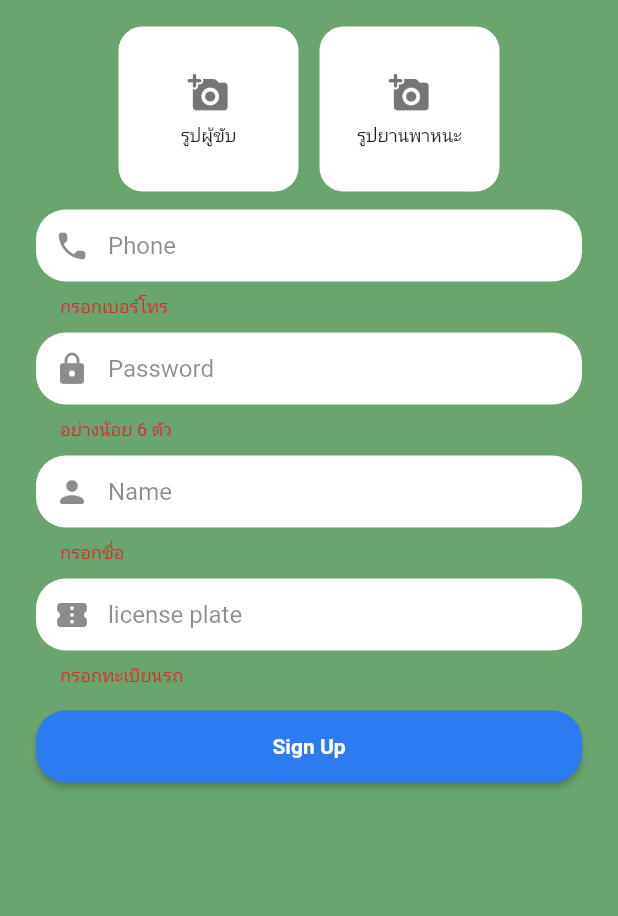
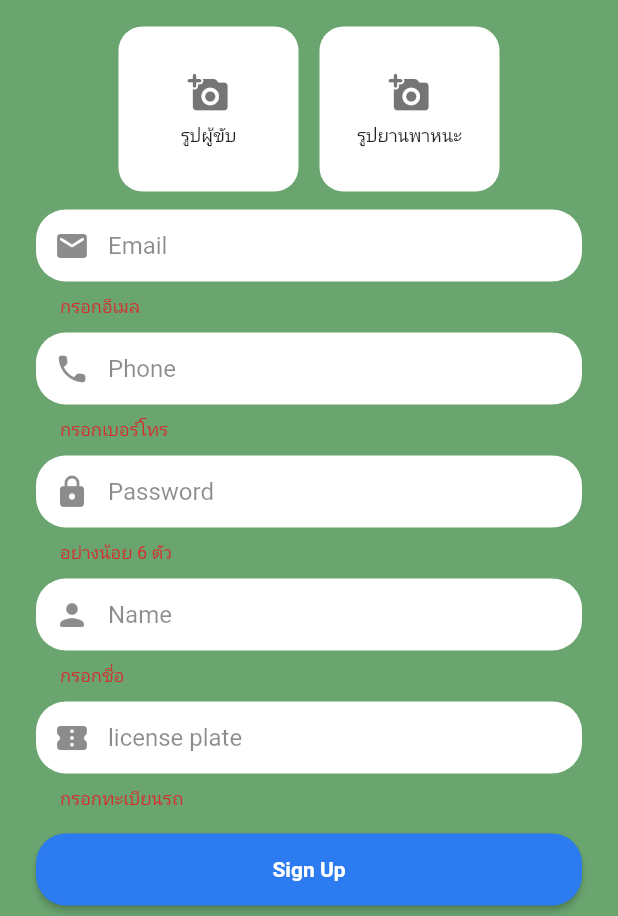
Before and after one commit to Jimme05/Project-deli, a Flutter app: the RegisterPage screen opened by its route, tab 2 chosen, after a tap on "Sign Up", on a phone screen of 412 x 824 dp, the part 320-1236 px from its top. Run offline on Flutter 3.47's test engine with Material 3 defaults, Android fonts, the phone set to English and light mode, and no system bars; our stand-ins replace cloud_firestore, firebase_auth, firebase_core, firebase_database, firebase_storage, flutter_map and 4 more; accounts and stored records are empty.

Commit message:
ฟหกฟก

```diff
--- a/delivery/lib/models/auth_request.dart
+++ b/delivery/lib/models/auth_request.dart
@@ -31,15 +31,19 @@ class RiderSignUpRequest {
   final String password;
   final String name;
   final String vehiclePlate;
-  final String? profileUrl;
-  final String? vehicleImgUrl;
+  final File? profileFile;   // ✅ ส่งไฟล์ให้ service
+  final File? vehicleFile;   // ✅ ส่งไฟล์ให้ service
+  final String? profileUrl;  // (optional) ถ้ามีอยู่แล้ว
+  final String? vehicleUrl;  // (optional)
 
   RiderSignUpRequest({
     required this.phone,
     required this.password,
     required this.name,
     required this.vehiclePlate,
+    this.profileFile,
+    this.vehicleFile,
     this.profileUrl,
-    this.vehicleImgUrl,
+    this.vehicleUrl,
   });
 }
--- a/delivery/lib/pages/register_rider_page.dart
+++ b/delivery/lib/pages/register_rider_page.dart
@@ -1,10 +1,10 @@
 import 'dart:io';
 import 'package:flutter/material.dart';
 import 'package:image_picker/image_picker.dart';
+
 import '../main.dart';
 import '../models/auth_request.dart';
-import '../services/storage_service.dart';
-import '../services/service.dart';
+import '../services/firebase_auth_service.dart'; // 👈 ใช้ FirebaseAuth + อัปโหลดใน service
 
 class RegisterRiderTab extends StatefulWidget {
   const RegisterRiderTab({super.key});
@@ -14,6 +14,8 @@ class RegisterRiderTab extends StatefulWidget {
 
 class _RegisterRiderTabState extends State<RegisterRiderTab> {
   final _form = GlobalKey<FormState>();
+
+  final _email = TextEditingController();   // 👈 ใหม่: สมัครด้วย Email/Password
   final _phone = TextEditingController();
   final _pass  = TextEditingController();
   final _name  = TextEditingController();
@@ -22,6 +24,16 @@ class _RegisterRiderTabState extends State<RegisterRiderTab> {
   final _picker = ImagePicker();
   File? _profile, _vehicle;
   bool _loading = false;
+
+  @override
+  void dispose() {
+    _email.dispose();
+    _phone.dispose();
+    _pass.dispose();
+    _name.dispose();
+    _plate.dispose();
+    super.dispose();
+  }
 
   Future<void> _pickProfile() async {
     final x = await _picker.pickImage(source: ImageSource.gallery);
@@ -37,36 +49,42 @@ class _RegisterRiderTabState extends State<RegisterRiderTab> {
     if (!_form.currentState!.validate()) return;
     setState(() => _loading = true);
 
-    String? pUrl, vUrl;
-    if (_profile != null) {
-      pUrl = await StorageService()
-          .uploadFile(_profile!, "riders/${DateTime.now().millisecondsSinceEpoch}_profile.jpg");
-    }
-    if (_vehicle != null) {
-      vUrl = await StorageService()
-          .uploadFile(_vehicle!, "riders/${DateTime.now().millisecondsSinceEpoch}_vehicle.jpg");
-    }
-
+    try {
+      // ✅ ไม่อัปโหลดรูปใน UI — ส่งไฟล์ให้ service จัดการ
       final req = RiderSignUpRequest(
         phone: _phone.text.trim(),
         password: _pass.text,
         name: _name.text.trim(),
         vehiclePlate: _plate.text.trim(),
-      profileUrl: pUrl,
-      vehicleImgUrl: vUrl,
+        profileFile: _profile,
+        vehicleFile: _vehicle,
       );
 
-    final res = await SimpleAuthService().signUpRider(req);
+      final auth = FirebaseAuthService();
+      final res = await auth.signUpRiderWithEmail(
+        email: _email.text.trim(),
+        req: req,
+      );
+
+      if (!mounted) return;
       setState(() => _loading = false);
 
-    if (!mounted) return;
       if (res.success) {
         ScaffoldMessenger.of(context).showSnackBar(
-        SnackBar(content: Text('สมัคร Rider สำเร็จ: ${res.user!.uid}')));
+          SnackBar(content: Text('สมัคร Rider สำเร็จ: ${res.user!.uid}')),
+        );
         Navigator.pop(context);
       } else {
         ScaffoldMessenger.of(context).showSnackBar(
-        SnackBar(content: Text(res.message ?? 'สมัครไม่สำเร็จ')));
+          SnackBar(content: Text(res.message ?? 'สมัครไม่สำเร็จ')),
+        );
+      }
+    } catch (e) {
+      if (!mounted) return;
+      setState(() => _loading = false);
+      ScaffoldMessenger.of(context).showSnackBar(
+        SnackBar(content: Text('เกิดข้อผิดพลาด: $e')),
+      );
     }
   }
 
@@ -83,38 +101,58 @@ class _RegisterRiderTabState extends State<RegisterRiderTab> {
             _ImageBox(label: "รูปยานพาหนะ", file: _vehicle, onTap: _pickVehicle),
           ]),
           const SizedBox(height: 12),
+
+          // Email (สำหรับ FirebaseAuth)
+          TextFormField(
+            controller: _email,
+            keyboardType: TextInputType.emailAddress,
+            decoration: const InputDecoration(
+              hintText: "Email", prefixIcon: Icon(Icons.email_rounded)),
+            validator: (v) {
+              if (v == null || v.trim().isEmpty) return 'กรอกอีเมล';
+              final ok = RegExp(r"^[\w\.\-]+@[\w\-]+\.[\w\.\-]+$").hasMatch(v.trim());
+              return ok ? null : 'รูปแบบอีเมลไม่ถูกต้อง';
+            },
+          ),
+          const SizedBox(height: 10),
+
           TextFormField(
             controller: _phone, keyboardType: TextInputType.phone,
             decoration: const InputDecoration(hintText: "Phone", prefixIcon: Icon(Icons.phone_rounded)),
             validator: (v)=> v==null||v.isEmpty ? 'กรอกเบอร์โทร' : null,
           ),
           const SizedBox(height: 10),
+
           TextFormField(
             controller: _pass, obscureText: true,
             decoration: const InputDecoration(hintText: "Password", prefixIcon: Icon(Icons.lock_rounded)),
             validator: (v)=> v==null||v.length<6 ? 'อย่างน้อย 6 ตัว' : null,
           ),
           const SizedBox(height: 10),
+
           TextFormField(
             controller: _name,
             decoration: const InputDecoration(hintText: "Name", prefixIcon: Icon(Icons.person_rounded)),
             validator: (v)=> v==null||v.isEmpty ? 'กรอกชื่อ' : null,
           ),
           const SizedBox(height: 10),
+
           TextFormField(
             controller: _plate,
             decoration: const InputDecoration(hintText: "license plate", prefixIcon: Icon(Icons.confirmation_num_rounded)),
             validator: (v)=> v==null||v.isEmpty ? 'กรอกทะเบียนรถ' : null,
           ),
           const SizedBox(height: 16),
+
           SizedBox(
             width: double.infinity, height: 48,
             child: ElevatedButton(
               style: ElevatedButton.styleFrom(
                 backgroundColor: DeliveryApp.blue, foregroundColor: Colors.white,
-                shape: RoundedRectangleBorder(borderRadius: BorderRadius.circular(20))),
+                shape: RoundedRectangleBorder(borderRadius: BorderRadius.circular(20)) ),
               onPressed: _loading ? null : _submit,
-              child: _loading ? const CircularProgressIndicator(color: Colors.white)
+              child: _loading
+                  ? const CircularProgressIndicator(color: Colors.white)
                   : const Text("Sign Up", style: TextStyle(fontWeight: FontWeight.w600)),
             ),
           ),
--- a/delivery/lib/pages/register_user_page.dart
+++ b/delivery/lib/pages/register_user_page.dart
@@ -1,10 +1,11 @@
 import 'dart:io';
 import 'package:flutter/material.dart';
 import 'package:image_picker/image_picker.dart';
+
 import '../main.dart';
 import '../models/address.dart';
 import '../models/auth_request.dart';
-import '../services/service.dart'; // หรือ simple_auth_service.dart ตามชื่อไฟล์จริง
+import '../services/firebase_auth_service.dart'; // 👈 ใช้ FirebaseAuthService ใหม่
 
 class RegisterUserTab extends StatefulWidget {
   const RegisterUserTab({super.key});
@@ -14,13 +15,26 @@ class RegisterUserTab extends StatefulWidget {
 
 class _RegisterUserTabState extends State<RegisterUserTab> {
   final _form = GlobalKey<FormState>();
+
+  final _email = TextEditingController(); // 👈 ใหม่: ใช้สมัครด้วย Email/Password
   final _phone = TextEditingController();
   final _pass  = TextEditingController();
   final _name  = TextEditingController();
   final _addr  = TextEditingController();
+
   final _picker = ImagePicker();
   File? _img;
   bool _loading = false;
+
+  @override
+  void dispose() {
+    _email.dispose();
+    _phone.dispose();
+    _pass.dispose();
+    _name.dispose();
+    _addr.dispose();
+    super.dispose();
+  }
 
   Future<void> _pick() async {
     final x = await _picker.pickImage(source: ImageSource.gallery);
@@ -31,33 +45,46 @@ class _RegisterUserTabState extends State<RegisterUserTab> {
     if (!_form.currentState!.validate()) return;
     setState(() => _loading = true);
 
-    // ✅ ไม่ต้องอัปโหลดเองแล้ว — ให้ service จัดการ
+    try {
+      // ✅ เตรียม request สำหรับโปรไฟล์ + ที่อยู่แรก (ส่วนของรูปให้อัปโหลดที่ service)
       final req = UserSignUpRequest(
         phone: _phone.text.trim(),
-      password: _pass.text,
+        password: _pass.text,         // ใช้สร้างบัญชีกับ FirebaseAuth
         name: _name.text.trim(),
         primaryAddress: Address(
           label: "บ้าน",
           addressText: _addr.text.trim(),
-        latitude: 13.75,   // TODO: ต่อ map picker
+          latitude: 13.75,            // TODO: ต่อ map picker
           longitude: 100.5,
         ),
-      profileFile: _img,   // ส่งไฟล์ให้ service อัปโหลด
-      // photoUrl: null,   // ไม่ต้องส่ง
+        profileFile: _img,
       );
 
-    final res = await SimpleAuthService().signUpUser(req);
+      // ✅ สมัครด้วย Email/Password ที่ FirebaseAuth
+      final auth = FirebaseAuthService();
+      final res = await auth.signUpUserWithEmail(
+        email: _email.text.trim(),
+        req: req,
+      );
+
+      if (!mounted) return;
       setState(() => _loading = false);
 
-    if (!mounted) return;
       if (res.success) {
         ScaffoldMessenger.of(context).showSnackBar(
           SnackBar(content: Text('สมัคร User สำเร็จ: ${res.user!.uid}')),
         );
-      Navigator.pop(context);
+        Navigator.pop(context); // กลับหน้าก่อนหน้า
       } else {
         ScaffoldMessenger.of(context).showSnackBar(
           SnackBar(content: Text(res.message ?? 'สมัครไม่สำเร็จ')),
+        );
+      }
+    } catch (e) {
+      if (!mounted) return;
+      setState(() => _loading = false);
+      ScaffoldMessenger.of(context).showSnackBar(
+        SnackBar(content: Text('เกิดข้อผิดพลาด: $e')),
       );
     }
   }
@@ -69,6 +96,7 @@ class _RegisterUserTabState extends State<RegisterUserTab> {
       child: Form(
         key: _form,
         child: Column(children: [
+          // รูปโปรไฟล์
           GestureDetector(
             onTap: _pick,
             child: CircleAvatar(
@@ -81,30 +109,53 @@ class _RegisterUserTabState extends State<RegisterUserTab> {
             ),
           ),
           const SizedBox(height: 12),
+
+          // Email (สมัคร/ล็อกอินหลัก)
+          TextFormField(
+            controller: _email,
+            keyboardType: TextInputType.emailAddress,
+            decoration: const InputDecoration(hintText: "Email", prefixIcon: Icon(Icons.email_rounded)),
+            validator: (v) {
+              if (v == null || v.trim().isEmpty) return 'กรอกอีเมล';
+              final ok = RegExp(r"^[\w\.\-]+@[\w\-]+\.[\w\.\-]+$").hasMatch(v.trim());
+              return ok ? null : 'รูปแบบอีเมลไม่ถูกต้อง';
+            },
+          ),
+          const SizedBox(height: 10),
+
+          // Phone (เก็บในโปรไฟล์)
           TextFormField(
             controller: _phone, keyboardType: TextInputType.phone,
             decoration: const InputDecoration(hintText: "Phone", prefixIcon: Icon(Icons.phone_rounded)),
             validator: (v) => v == null || v.isEmpty ? 'กรอกเบอร์โทร' : null,
           ),
           const SizedBox(height: 10),
+
+          // Password (ใช้กับ FirebaseAuth)
           TextFormField(
             controller: _pass, obscureText: true,
             decoration: const InputDecoration(hintText: "Password", prefixIcon: Icon(Icons.lock_rounded)),
             validator: (v) => v == null || v.length < 6 ? 'อย่างน้อย 6 ตัว' : null,
           ),
           const SizedBox(height: 10),
+
+          // Display name
           TextFormField(
             controller: _name,
             decoration: const InputDecoration(hintText: "Name", prefixIcon: Icon(Icons.person_rounded)),
             validator: (v) => v == null || v.isEmpty ? 'กรอกชื่อ' : null,
           ),
           const SizedBox(height: 10),
+
+          // Default address
           TextFormField(
             controller: _addr,
             decoration: const InputDecoration(hintText: "Address", prefixIcon: Icon(Icons.location_on_rounded)),
             validator: (v) => v == null || v.isEmpty ? 'กรอกที่อยู่' : null,
           ),
           const SizedBox(height: 16),
+
+          // ปุ่มสมัคร
           SizedBox(
             width: double.infinity, height: 48,
             child: ElevatedButton(
```
Also changed, not shown: delivery/lib/services/firebase_auth_service.dart (added, +303 -0 lines), delivery/lib/services/http_upload_service.dart (+15 -16 lines), delivery/lib/services/service.dart (+0 -33 lines), 1 other file. Lines whose indentation alone changed are shown as unchanged.
